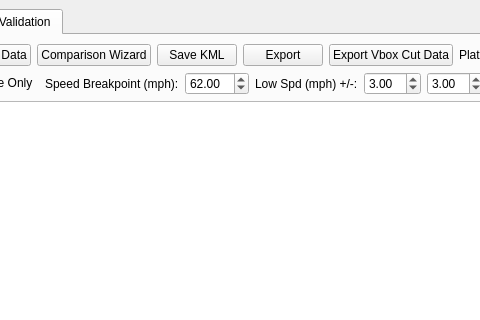
This is ui/neology_average_speed.ui in dyarrow/AverageSpeed as Qt 5 draws it before an edit; both pictures show x 220 to 700 and y 0 to 320 of the 1060 by 655 pixel window. The edited form follows.
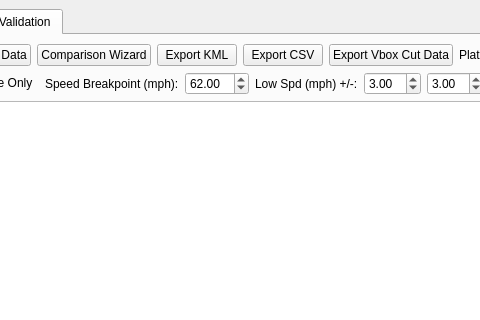
This is the edited form.

Patch:
```diff
--- a/ui/neology_average_speed.ui
+++ b/ui/neology_average_speed.ui
@@ -142,14 +142,14 @@
           <item>
            <widget class="QPushButton" name="btn_save_kml">
             <property name="text">
-             <string>Save KML</string>
+             <string>Export KML</string>
             </property>
            </widget>
           </item>
           <item>
            <widget class="QPushButton" name="btn_export_validation_data">
             <property name="text">
-             <string>Export</string>
+             <string>Export CSV</string>
             </property>
            </widget>
           </item>
```
